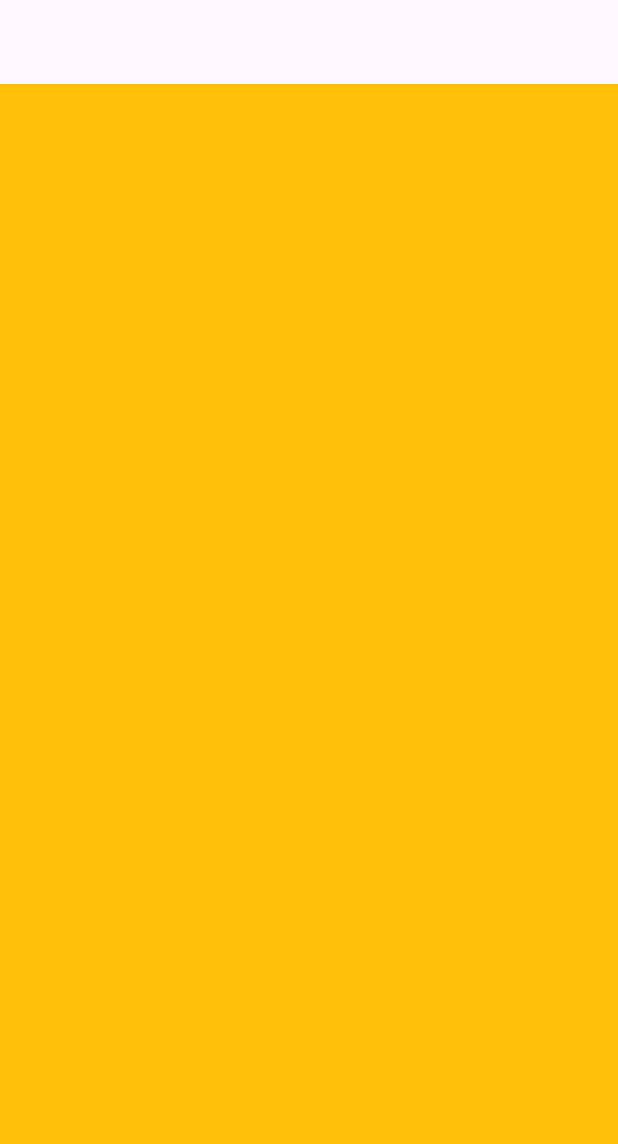
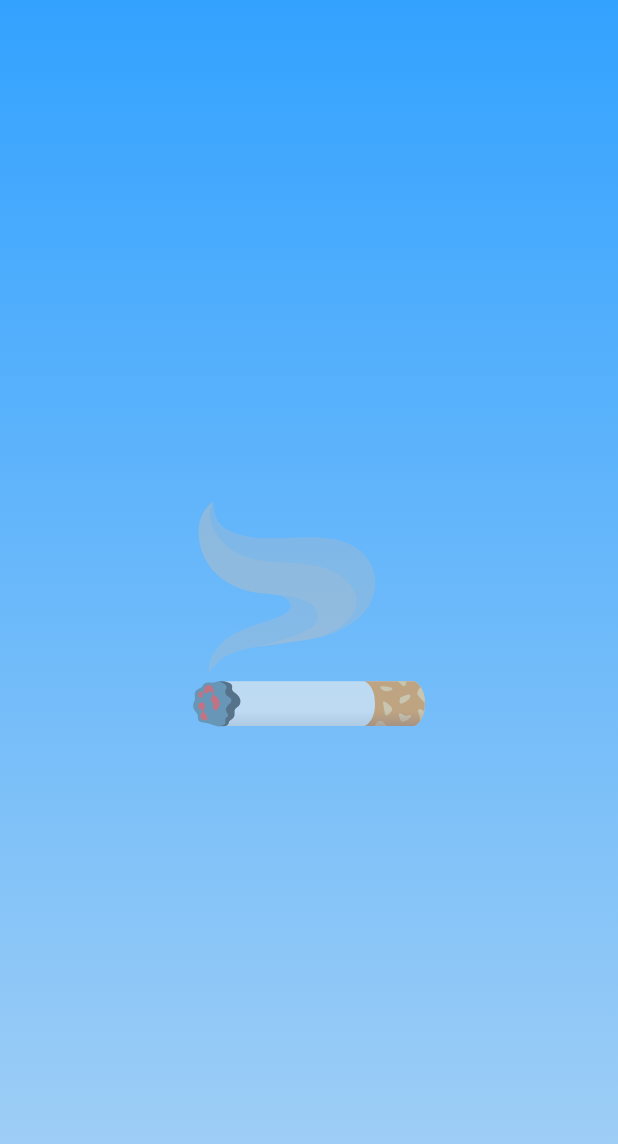
Before and after one commit to siddharthCodesss/quit_smoking_app, a Flutter app: the first screen one second after launch, on a phone screen of 412 x 824 dp. Shown: the top 1144 px of the screen. Run offline on Flutter 3.47's test engine with Material 3 defaults, Android fonts, the phone set to English and light mode, and no system bars; our stand-ins replace flutter_svg, get, sizer.

Commit message:
Added some files and started with the splash screen

```diff
--- /dev/null
+++ b/lib/core/constants/app_strings.dart
@@ -0,0 +1,3 @@
+class AppStrings {
+
+}
--- /dev/null
+++ b/lib/core/constants/color_constants.dart
@@ -0,0 +1,6 @@
+import 'package:flutter/material.dart';
+
+class ColorConstants {
+  static const baseColor = Color(0xFF33A2FF);
+  static const shadeColor = Color(0xFFA6D1F5);
+}
--- /dev/null
+++ b/lib/core/constants/file_constants.dart
@@ -0,0 +1,3 @@
+class FileConstants {
+  static const String cigaretteIconSVG = 'assets/icons/cigarette-icon.svg';
+}
--- a/lib/main.dart
+++ b/lib/main.dart
@@ -1,4 +1,6 @@
 import 'package:flutter/material.dart';
+import 'package:get/get.dart';
+import 'package:sizer/sizer.dart';
 import 'package:quit_smoking_app/presentation/splash/view/splash_view.dart';
 
 void main() {
@@ -8,16 +10,19 @@ void main() {
 class MyApp extends StatelessWidget {
   const MyApp({super.key});
 
-  // This widget is the root of your application.
-
   @override
   Widget build(BuildContext context) {
-    return MaterialApp(
-      title: 'Flutter Demo',
-      theme: ThemeData(
-        colorScheme: ColorScheme.fromSeed(seedColor: Colors.deepPurple),
-      ),
-      home: SplashView()
+    return Sizer(
+      builder: (context, orientation, deviceType) {
+        return GetMaterialApp(
+          title: 'Flutter Demo',
+          debugShowCheckedModeBanner: false,
+          theme: ThemeData(
+            colorScheme: ColorScheme.fromSeed(seedColor: Colors.deepPurple),
+          ),
+          home: const SplashView(),
+        );
+      },
     );
   }
 }
--- a/lib/presentation/splash/view/splash_view.dart
+++ b/lib/presentation/splash/view/splash_view.dart
@@ -1,4 +1,11 @@
+import 'dart:async';
+
 import 'package:flutter/material.dart';
+import 'package:flutter/services.dart';
+import 'package:flutter_svg/flutter_svg.dart';
+import 'package:quit_smoking_app/core/constants/color_constants.dart';
+import 'package:quit_smoking_app/core/constants/file_constants.dart';
+import 'package:sizer/sizer.dart';
 
 class SplashView extends StatefulWidget {
   const SplashView({super.key});
@@ -8,14 +15,70 @@ class SplashView extends StatefulWidget {
 }
 
 class _SplashViewState extends State<SplashView> {
+  double _opacity = 0.0;
+  bool _showIcon = true;
+
+  @override
+  void initState() {
+    super.initState();
+
+    // Fade in after short delay
+    Timer(const Duration(milliseconds: 300), () {
+      setState(() {
+        _opacity = 1.0;
+      });
+    });
+
+    // Fade out after 3 seconds
+    Timer(const Duration(seconds: 3), () {
+      setState(() {
+        _opacity = 0.0;
+      });
+    });
+
+    // Remove the widget from view after 4 seconds
+    Timer(const Duration(seconds: 4), () {
+      setState(() {
+        _showIcon = false;
+      });
+    });
+  }
+
   @override
   Widget build(BuildContext context) {
     return Scaffold(
-      appBar: AppBar(),
-      body: Container(
-        height: MediaQuery.of(context).size.height,
-        width: MediaQuery.of(context).size.width,
-        color: Colors.amber,
+      body: AnnotatedRegion<SystemUiOverlayStyle>(
+        value: SystemUiOverlayStyle(
+          statusBarColor: ColorConstants.baseColor,
+          statusBarIconBrightness: Brightness.dark,
+        ),
+        child: SafeArea(
+          child: Container(
+            height: 100.h,
+            width: 100.w,
+            decoration: BoxDecoration(
+              gradient: LinearGradient(
+                colors: [ColorConstants.baseColor, ColorConstants.shadeColor],
+                begin: Alignment.topCenter,
+                end: Alignment.bottomCenter,
+              ),
+            ),
+            child: Center(
+              child:
+                  _showIcon
+                      ? AnimatedOpacity(
+                        opacity: _opacity,
+                        duration: const Duration(seconds: 1),
+                        child: SvgPicture.asset(
+                          FileConstants.cigaretteIconSVG,
+                          height: 40.w,
+                          width: 40.w,
+                        ),
+                      )
+                      : const SizedBox.shrink(),
+            ),
+          ),
+        ),
       ),
     );
   }
```
Also changed, not shown: pubspec.yaml (+10 -3 lines), assets/icons/cigarette-icon.svg (added), pubspec.lock, 1 other file.
